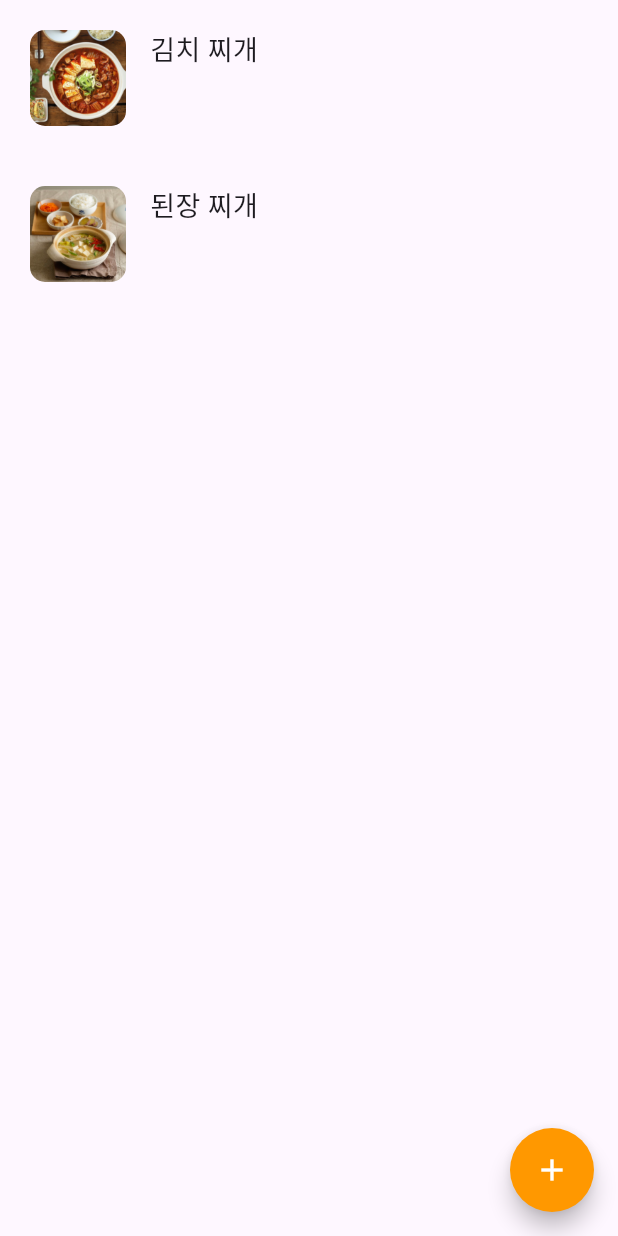
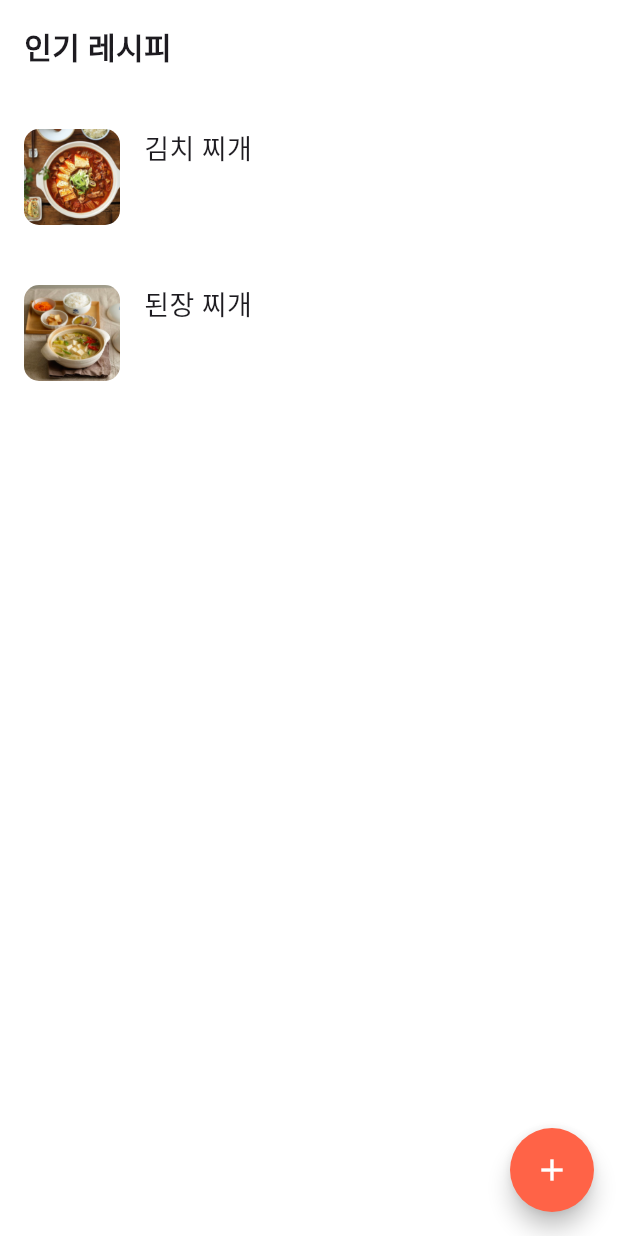
Before and after one commit to sungho8/MyRecipe_Flutter, a Flutter app: the screen it shows after launch, on a phone screen of 412 x 824 dp. Run offline on Flutter 3.47's test engine with Material 3 defaults, Android fonts, the phone set to English and light mode, and no system bars; our stand-ins replace flutter_svg, get; Roboto replaces fonts that are missing (Pretendard).

Commit message:
레시피 생성 씬 개발중

```diff
--- /dev/null
+++ b/my_recipe/lib/constants/colors.dart
@@ -0,0 +1,6 @@
+import 'dart:ui';
+
+class AppColors {
+  static const kBackground = Color(0XFFFFFFFF);
+  static const kPrimaryColor = Color(0xffFF6347);
+}
--- a/my_recipe/lib/route/app_router.dart
+++ b/my_recipe/lib/route/app_router.dart
@@ -1,5 +1,6 @@
 import 'package:get/get_navigation/src/routes/get_route.dart';
 import 'package:my_recipe/route/path.dart';
+import 'package:my_recipe/scenes/create/create_scene.dart';
 import 'package:my_recipe/scenes/main/main_scene.dart';
 
 class AppRouter {
@@ -12,5 +13,9 @@ class AppRouter {
       name: Paths.root,
       page: () => const MainScene(),
     ),
+    GetPage(
+      name: Paths.create,
+      page: () => const CreateScene(),
+    ),
   ];
 }
--- a/my_recipe/lib/route/path.dart
+++ b/my_recipe/lib/route/path.dart
@@ -1,3 +1,4 @@
 class Paths {
   static const root = '/'; // 메인
+  static const create = '/create'; // 레시피 추가
 }
--- a/my_recipe/lib/scenes/main/main_scene.dart
+++ b/my_recipe/lib/scenes/main/main_scene.dart
@@ -1,5 +1,8 @@
 import 'package:flutter/material.dart';
 import 'package:get/get.dart';
+import 'package:my_recipe/constants/colors.dart';
+import 'package:my_recipe/constants/dimens.dart';
+import 'package:my_recipe/route/path.dart';
 import 'package:my_recipe/scenes/main/main_controller.dart';
 import 'package:my_recipe/scenes/main/recipe_list_item.dart';
 
@@ -11,18 +14,44 @@ class MainScene extends GetView<MainController> {
     Get.put(MainController());
 
     return Scaffold(
+      backgroundColor: AppColors.kBackground,
       body: SafeArea(
-        child: ListView.builder(
-            itemCount: controller.recipeList.length,
-            itemBuilder: ((context, index) {
-              return RecipeListItem(recipe: controller.recipeList[index]);
-            })),
+        child: SingleChildScrollView(
+          child: Padding(
+            padding: const EdgeInsets.all(16.0),
+            child: Column(
+              mainAxisAlignment: MainAxisAlignment.start,
+              crossAxisAlignment: CrossAxisAlignment.start,
+              children: [
+                const Text(
+                  '인기 레시피',
+                  style: TextStyle(
+                    fontFamily: Dimens.strFontFamily,
+                    fontWeight: FontWeight.w700,
+                    fontSize: 20,
+                  ),
+                ),
+                const SizedBox(
+                  height: 20,
+                ),
+                ListView.builder(
+                    shrinkWrap: true,
+                    primary: false,
+                    itemCount: controller.recipeList.length,
+                    itemBuilder: ((context, index) {
+                      return RecipeListItem(
+                          recipe: controller.recipeList[index]);
+                    })),
+              ],
+            ),
+          ),
+        ),
       ),
       floatingActionButton: FloatingActionButton(
         onPressed: () {
-          print('Hello!');
+          Get.toNamed(Paths.create);
         },
-        backgroundColor: Colors.orange,
+        backgroundColor: AppColors.kPrimaryColor,
         shape: RoundedRectangleBorder(
           borderRadius: BorderRadius.circular(120.0),
         ),
--- a/my_recipe/lib/scenes/main/recipe_list_item.dart
+++ b/my_recipe/lib/scenes/main/recipe_list_item.dart
@@ -13,7 +13,7 @@ class RecipeListItem extends StatelessWidget {
   @override
   Widget build(BuildContext context) {
     return Padding(
-      padding: const EdgeInsets.all(20.0),
+      padding: const EdgeInsets.symmetric(vertical: 20.0),
       child: Row(
         mainAxisAlignment: MainAxisAlignment.start,
         crossAxisAlignment: CrossAxisAlignment.start,
--- a/my_recipe/pubspec.yaml
+++ b/my_recipe/pubspec.yaml
@@ -36,10 +36,13 @@ dependencies:
   # Use with the CupertinoIcons class for iOS style icons.
   cupertino_icons: ^1.0.2
   get: ^4.6.6
+  flutter_svg: ^2.0.9
 
 dev_dependencies:
   flutter_test:
     sdk: flutter
+
+
 
   # The "flutter_lints" package below contains a set of recommended lints to
   # encourage good coding practices. The lint set provided by the package is
```
Also changed, not shown: my_recipe/lib/component/app_back_button.dart (added, +19 -0 lines), my_recipe/lib/component/app_title_bar.dart (added, +55 -0 lines), my_recipe/lib/scenes/create/create_scene.dart (added, +28 -0 lines), my_recipe/assets/images/Ic_Topbar_Back.svg (added), my_recipe/lib/scenes/create/create_controller.dart (added), my_recipe/pubspec.lock, 4 other files.
